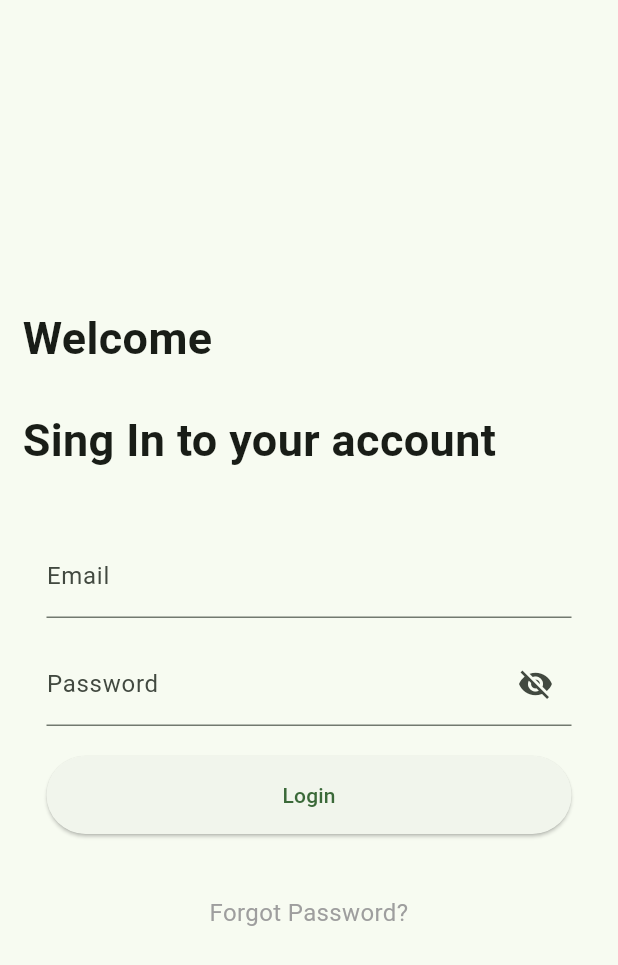
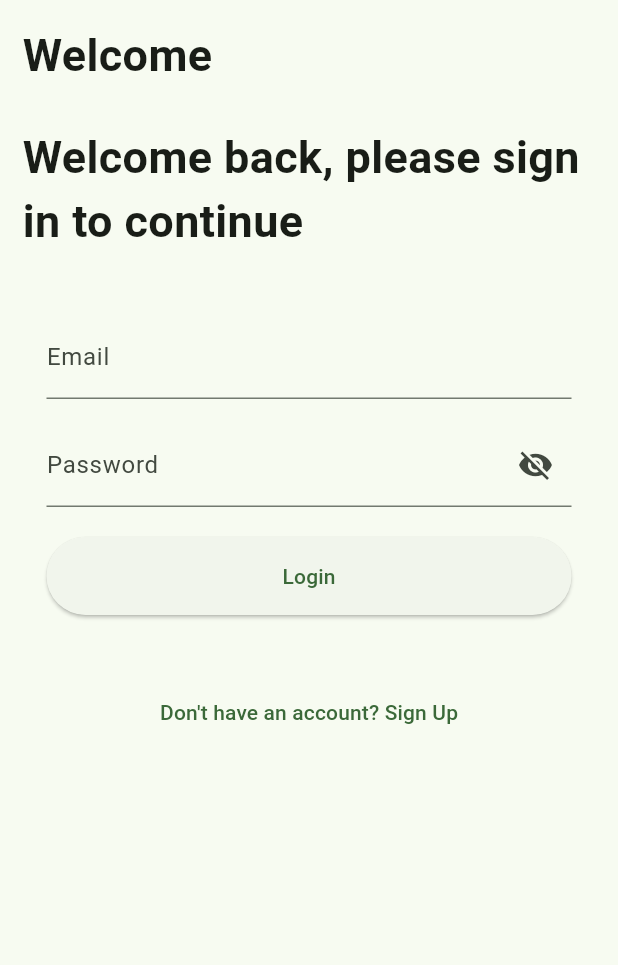
Before and after one commit to smThilshan/doctor-appointment-flutter, a Flutter app: the screen it shows after launch, on a phone screen of 412 x 824 dp. Shown: the top 965 px of the screen. Run offline on Flutter 3.47's test engine with Material 3 defaults, Android fonts, the light colour scheme and no system bars; our stand-ins replace dio, font_awesome_flutter, shared_preferences, table_calendar.

Commit message:
registered user

```diff
--- a/lib/screens/auth_page.dart
+++ b/lib/screens/auth_page.dart
@@ -1,4 +1,72 @@
+// import 'package:doctor_appointment/components/login_form.dart';
+// import 'package:doctor_appointment/components/signup_form.dart';
+// import 'package:doctor_appointment/utils/config.dart';
+// import 'package:doctor_appointment/utils/text.dart';
+// import 'package:flutter/material.dart';
+
+// class AuthPage extends StatefulWidget {
+//   const AuthPage({super.key});
+
+//   @override
+//   State<AuthPage> createState() => _AuthPageState();
+// }
+
+// class _AuthPageState extends State<AuthPage> {
+//   bool isSignIn = true;
+
+//   @override
+//   Widget build(BuildContext context) {
+//     return Scaffold(
+//       body: Padding(
+//         padding: EdgeInsets.symmetric(horizontal: 15, vertical: 15),
+//         child: SafeArea(
+//             child: Column(
+//           mainAxisAlignment: MainAxisAlignment.center,
+//           crossAxisAlignment: CrossAxisAlignment.start,
+//           children: [
+//             Text(
+//               AppText.enText['welcome_text'] ?? 'Welcome',
+//               style: const TextStyle(
+//                 fontSize: 30,
+//                 fontWeight: FontWeight.bold,
+//               ),
+//             ),
+//             Config.spaceSmall,
+//             Text(
+//               isSignIn
+//                   ? AppText.enText['welcome_back_text'] ??
+//                       'Welcome back, please sign in to continue'
+//                   : AppText.enText['welcome_new_user'] ??
+//                       'Welcome new user, please sign up to continue',
+//               // AppText.enText['singIn_text'] ?? 'Sing In to your account',
+//               style: const TextStyle(
+//                 fontSize: 30,
+//                 fontWeight: FontWeight.bold,
+//               ),
+//             ),
+//             Config.spaceSmall,
+//             isSignIn ? LoginForm() : SignUpPage(),
+//             Config.spaceSmall,
+//             Center(
+//               child: Text(
+//                 AppText.enText['forgot_password'] ??
+//                     'You can easily sign up, and connect to the Doctors nearby you',
+//                 textAlign: TextAlign.center,
+//                 style: const TextStyle(
+//                   fontSize: 16,
+//                   color: Colors.grey,
+//                 ),
+//               ),
+//             ),
+//           ],
+//         )),
+//       ),
+//     );
+//   }
+// }
+
 import 'package:doctor_appointment/components/login_form.dart';
+import 'package:doctor_appointment/components/signup_form.dart';
 import 'package:doctor_appointment/utils/config.dart';
 import 'package:doctor_appointment/utils/text.dart';
 import 'package:flutter/material.dart';
@@ -11,46 +79,53 @@ class AuthPage extends StatefulWidget {
 }
 
 class _AuthPageState extends State<AuthPage> {
+  bool isSignIn = true;
+
+  void toggleAuth() {
+    setState(() {
+      isSignIn = !isSignIn;
+    });
+  }
+
   @override
   Widget build(BuildContext context) {
     return Scaffold(
       body: Padding(
-        padding: EdgeInsets.symmetric(horizontal: 15, vertical: 15),
+        padding: const EdgeInsets.symmetric(horizontal: 15, vertical: 15),
         child: SafeArea(
+            child: SingleChildScrollView(
           child: Column(
             mainAxisAlignment: MainAxisAlignment.center,
             crossAxisAlignment: CrossAxisAlignment.start,
             children: [
               Text(
                 AppText.enText['welcome_text'] ?? 'Welcome',
-              style: const TextStyle(
-                fontSize: 30,
-                fontWeight: FontWeight.bold,
-              ),
+                style:
+                    const TextStyle(fontSize: 30, fontWeight: FontWeight.bold),
               ),
               Config.spaceSmall,
               Text(
-              AppText.enText['singIn_text'] ?? 'Sing In to your account',
-              style: const TextStyle(
-                fontSize: 30,
-                fontWeight: FontWeight.bold,
-              ),
+                isSignIn
+                    ? AppText.enText['welcome_back_text'] ??
+                        'Welcome back, please sign in to continue'
+                    : AppText.enText['welcome_new_user'] ??
+                        'Welcome new user, please sign up to continue',
+                style:
+                    const TextStyle(fontSize: 30, fontWeight: FontWeight.bold),
               ),
               Config.spaceSmall,
-            LoginForm(),
+              isSignIn ? const LoginForm() : SignUpPage(),
               Config.spaceSmall,
               Center(
-              child: Text(
-                AppText.enText['forgot_password'] ??
-                    'You can easily sign up, and connect to the Doctors nearby you',
-                textAlign: TextAlign.center,
-                style: const TextStyle(
-                  fontSize: 16,
-                  color: Colors.grey,
-                ),
+                child: TextButton(
+                  onPressed: toggleAuth,
+                  child: Text(isSignIn
+                      ? "Don't have an account? Sign Up"
+                      : "Already have an account? Sign In"),
                 ),
               ),
             ],
+          ),
         )),
       ),
     );
--- a/lib/screens/home_page.dart
+++ b/lib/screens/home_page.dart
@@ -57,10 +57,10 @@ class _HomePageState extends State<HomePage> {
           child: Column(
             crossAxisAlignment: CrossAxisAlignment.start,
             children: [
-              const Row(
+              Row(
                 mainAxisAlignment: MainAxisAlignment.spaceBetween,
                 children: [
-                  Text("Amanda",
+                  Text(user['name'],
                       style:
                           TextStyle(fontSize: 24, fontWeight: FontWeight.bold)),
                   CircleAvatar(
```
Also changed, not shown: lib/components/login_form.dart (+4 -4 lines), lib/components/signup_form.dart (added, +77 -0 lines), lib/providers/dio_provider.dart (+29 -0 lines). Lines whose indentation alone changed are shown as unchanged.
